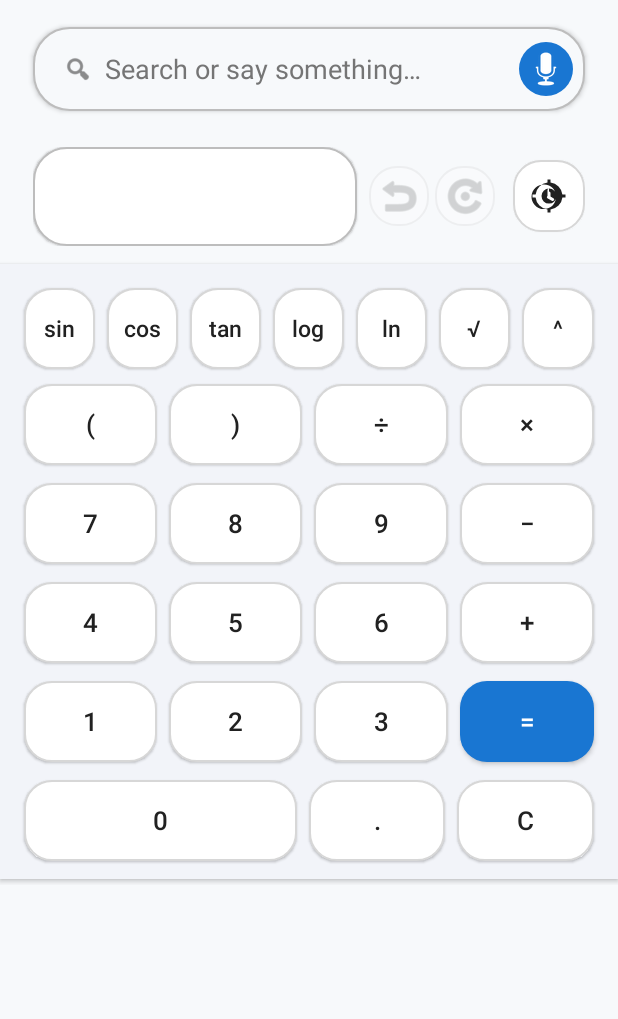
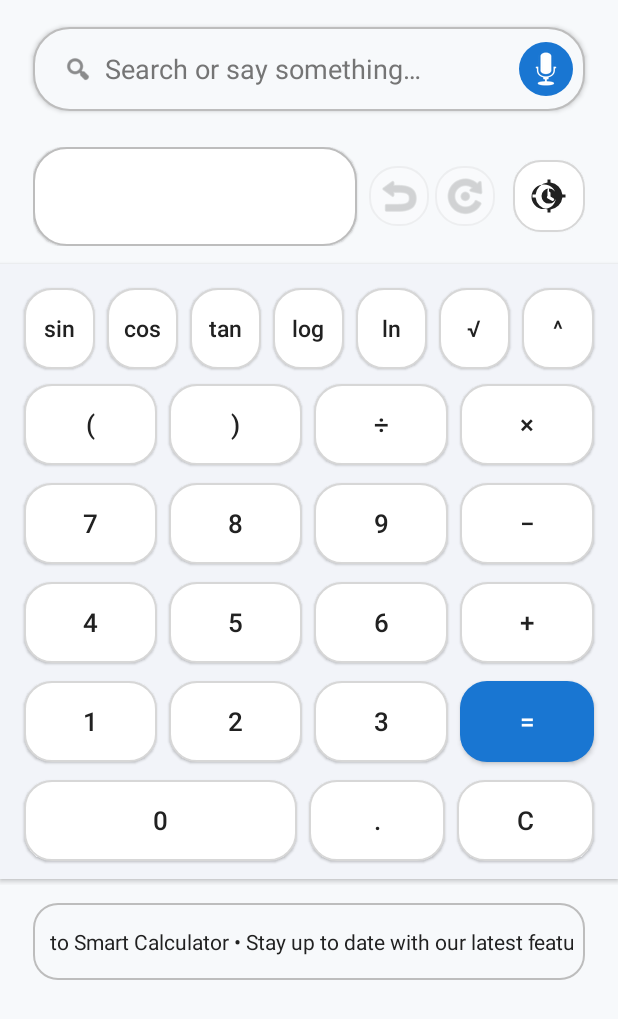
Before and after one commit to akshayabduk/smartcalc-voice-171, an Android app: the screen it shows after launch (MainActivity), on a phone screen of 412 x 824 dp. Shown: the top 1019 px of the screen. Run offline under Robolectric (Android 15) with nearby library versions, the phone set to English and light mode, and no system bars; libraries missing offline, so code that uses them is left out: org.apache.commons.

Commit message:
CheckPoint - cgf54a0cf2

```diff
--- a/kotlin_frontend/app/src/main/kotlin/org/example/app/MainActivity.kt
+++ b/kotlin_frontend/app/src/main/kotlin/org/example/app/MainActivity.kt
@@ -19,6 +19,7 @@ import android.widget.ImageButton
 import android.widget.LinearLayout
 import android.widget.Button
 import android.widget.ImageView
+import android.widget.HorizontalScrollView
 import android.view.LayoutInflater
 import android.view.View
 import android.view.ViewGroup
@@ -27,7 +28,7 @@ import android.widget.Toast
 import android.animation.ObjectAnimator
 
 class MainActivity : Activity() {
-
+    // Rest of the file remains unchanged
     private lateinit var voiceSearchBar: VoiceSearchBar
     private lateinit var resultBox: TextView
     private var currentExpression: String = ""
@@ -37,6 +38,8 @@ class MainActivity : Activity() {
     private lateinit var btnRedo: ImageButton
     private var isHistoryDrawerShowing: Boolean = false
     private lateinit var resultHistoryRow: View
+    private lateinit var newsTickerText: TextView
+    private var newsTickerAnimator: ObjectAnimator? = null
 
     private lateinit var uiModeManager: UiModeManager
 
@@ -84,6 +87,71 @@ class MainActivity : Activity() {
         wireCalculatorKeypad()
 
         setupHistoryPanel()
+        setupNewsTicker()
+    }
+
+    private fun setupNewsTicker() {
+        newsTickerText = findViewById(R.id.newsTickerText)
+        newsTickerText.text = getString(R.string.sample_news)
+        newsTickerText.contentDescription = getString(R.string.news_ticker_content_desc)
+
+        // Start auto-scrolling animation
+        startNewsTickerAnimation()
+
+        // Handle touch to pause/resume scrolling
+        newsTickerText.setOnClickListener {
+            if (newsTickerAnimator?.isPaused == true) {
+                newsTickerAnimator?.resume()
+            } else {
+                newsTickerAnimator?.pause()
+            }
+        }
+    }
+
+    private fun startNewsTickerAnimation() {
+        newsTickerText.post {
+            val scrollView = newsTickerText.parent as HorizontalScrollView
+            val textWidth = newsTickerText.width
+            val screenWidth = scrollView.width
+
+            // Only animate if text is wider than the screen
+            if (textWidth > screenWidth) {
+                // Calculate total scroll distance including padding for smooth loop
+                val scrollAmount = textWidth + screenWidth
+
+                newsTickerAnimator?.cancel()
+                newsTickerAnimator = ObjectAnimator.ofInt(
+                    scrollView,
+                    "scrollX",
+                    0,
+                    scrollAmount
+                ).apply {
+                    duration = (scrollAmount * 25).toLong() // Speed based on content length
+                    repeatCount = ObjectAnimator.INFINITE
+                    repeatMode = ObjectAnimator.RESTART
+
+                    // Reset scroll position when reaching the end
+                    addUpdateListener { animator ->
+                        val currentScroll = animator.animatedValue as Int
+                        if (currentScroll >= textWidth) {
+                            scrollView.scrollTo(0, 0)
+                            animator.start()
+                        }
+                    }
+                    start()
+                }
+            }
+        }
+    }
+
+    override fun onPause() {
+        super.onPause()
+        newsTickerAnimator?.pause()
+    }
+
+    override fun onResume() {
+        super.onResume()
+        newsTickerAnimator?.resume()
     }
 
     private fun updateResultBox(expression: String) {
--- /dev/null
+++ b/kotlin_frontend/app/src/main/res/drawable/bg_news_ticker.xml
@@ -0,0 +1,8 @@
+<?xml version="1.0" encoding="utf-8"?>
+<shape xmlns:android="http://schemas.android.com/apk/res/android"
+    android:shape="rectangle">
+    <solid android:color="@color/surface" />
+    <corners android:radius="16dp" />
+    <stroke android:width="1dp" android:color="@color/divider" />
+    <padding android:left="8dp" android:top="8dp" android:right="8dp" android:bottom="8dp"/>
+</shape>
--- a/kotlin_frontend/app/src/main/res/layout/activity_main.xml
+++ b/kotlin_frontend/app/src/main/res/layout/activity_main.xml
@@ -108,6 +108,34 @@
         />
     </LinearLayout>
 
+    <!-- News Ticker below calculator keypad -->
+    <HorizontalScrollView
+        android:id="@+id/newsTickerContainer"
+        android:layout_width="match_parent"
+        android:layout_height="wrap_content"
+        android:layout_below="@id/layoutCalculatorKeypadContainer"
+        android:layout_marginTop="12dp"
+        android:layout_marginStart="22dp"
+        android:layout_marginEnd="22dp"
+        android:layout_marginBottom="16dp"
+        android:scrollbars="none"
+        android:background="@drawable/bg_news_ticker"
+        android:fillViewport="true">
+
+        <TextView
+            android:id="@+id/newsTickerText"
+            android:layout_width="wrap_content"
+            android:layout_height="wrap_content"
+            android:textColor="@color/onSurface"
+            android:textSize="14sp"
+            android:padding="8dp"
+            android:singleLine="true"
+            android:ellipsize="none"
+            android:scrollHorizontally="true"
+            android:focusable="true"
+            android:clickable="true" />
+    </HorizontalScrollView>
+
     <TextView
         android:id="@+id/textView"
         android:layout_width="wrap_content"
--- a/kotlin_frontend/app/src/main/res/values/strings.xml
+++ b/kotlin_frontend/app/src/main/res/values/strings.xml
@@ -32,4 +32,6 @@
     <string name="redo_button_desc">Redo last undone change</string>
     <string name="swipe_to_delete_desc">Swipe left or right to delete</string>
     <string name="calculation_deleted">Calculation deleted</string>
+    <string name="news_ticker_content_desc">News ticker displaying latest updates</string>
+    <string name="sample_news">📱 Welcome to Smart Calculator • Stay up to date with our latest features • Voice commands now support complex calculations • Try saying "Calculate the square root of 144 plus 25" • More updates coming soon!</string>
 </resources>
```
Also changed, not shown: 6 other files.
